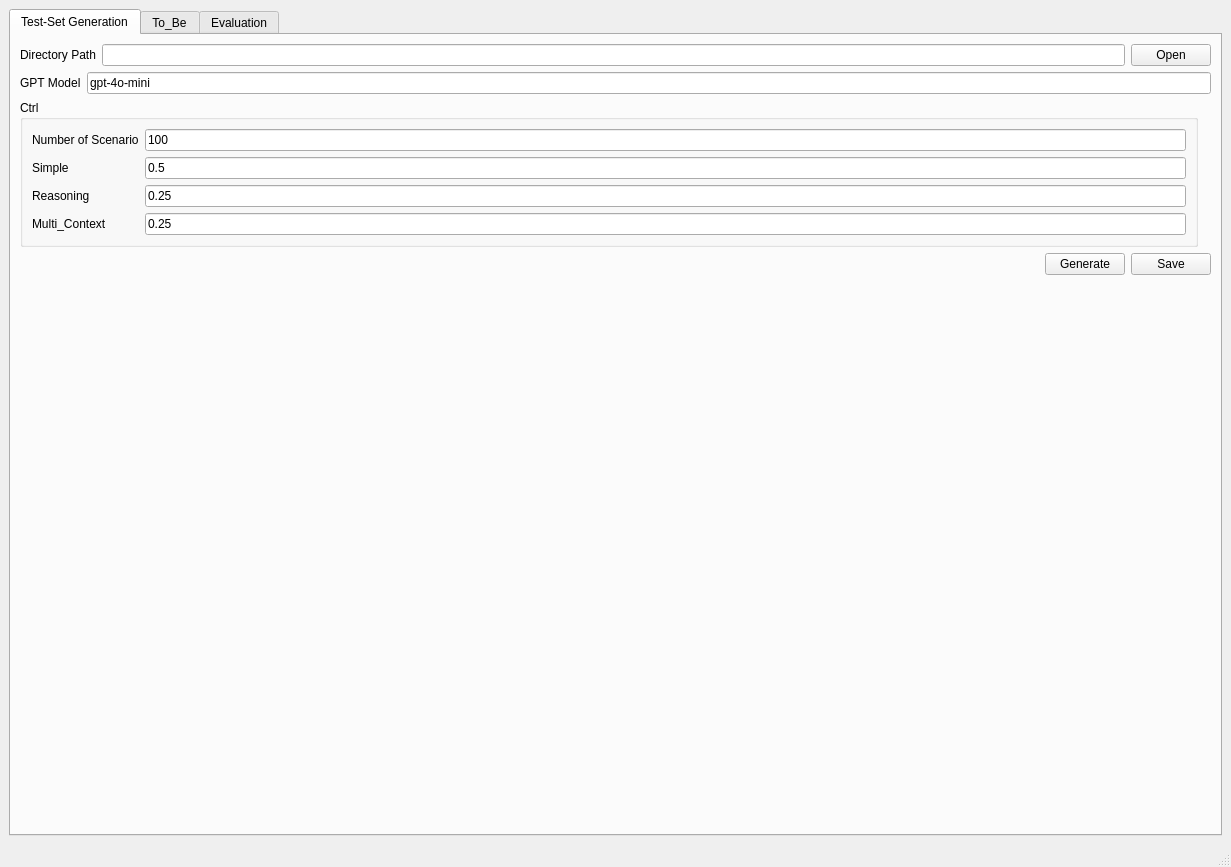
This is chatgpt_performance_metric/ui_designer/main_frame.ui in tom-shin/perf_metric as Qt 5 draws it before an edit. The edited form follows.
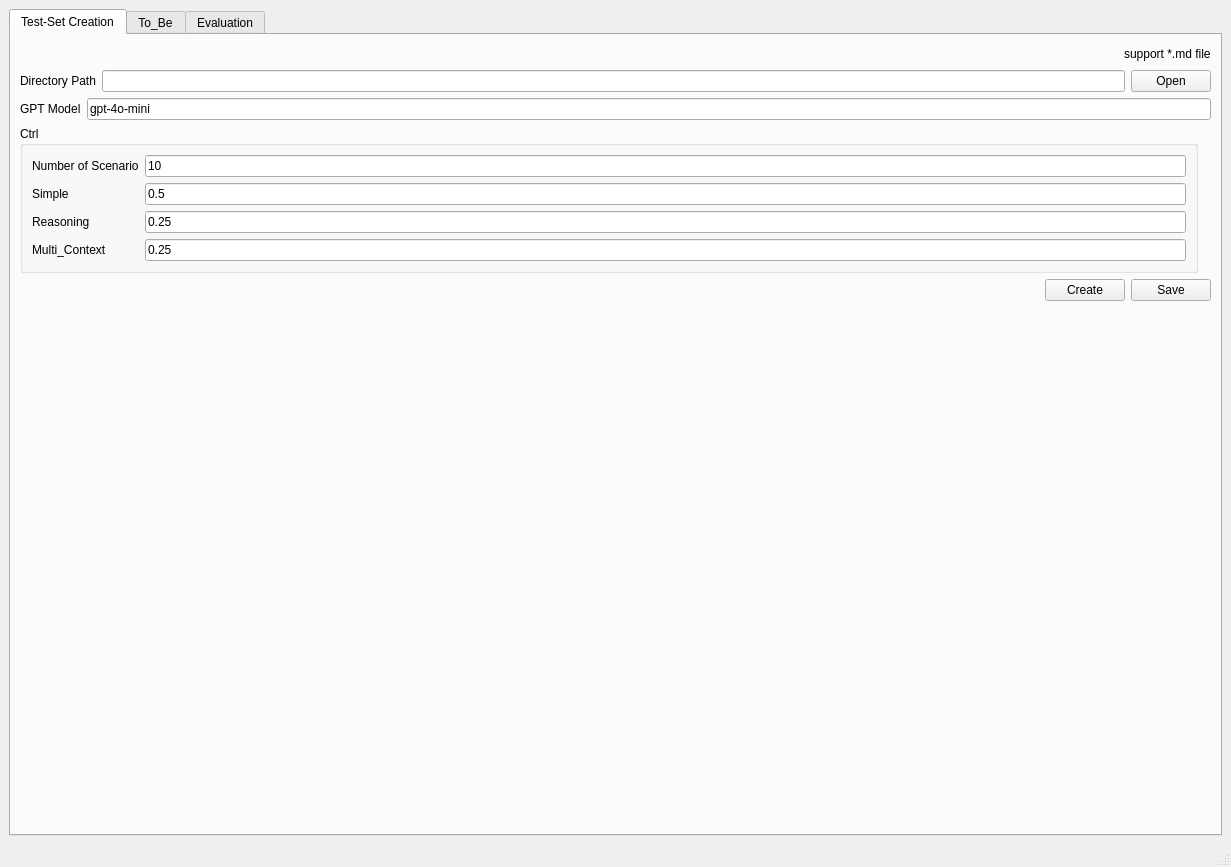
This is the edited form.

Patch:
```diff
--- a/chatgpt_performance_metric/ui_designer/main_frame.ui
+++ b/chatgpt_performance_metric/ui_designer/main_frame.ui
@@ -22,9 +22,33 @@
       </property>
       <widget class="QWidget" name="tab">
        <attribute name="title">
-        <string>Test-Set Generation</string>
+        <string>Test-Set Creation</string>
        </attribute>
        <layout class="QVBoxLayout" name="verticalLayout_3">
+        <item>
+         <layout class="QHBoxLayout" name="horizontalLayout_9">
+          <item>
+           <spacer name="horizontalSpacer_3">
+            <property name="orientation">
+             <enum>Qt::Horizontal</enum>
+            </property>
+            <property name="sizeHint" stdset="0">
+             <size>
+              <width>40</width>
+              <height>20</height>
+             </size>
+            </property>
+           </spacer>
+          </item>
+          <item>
+           <widget class="QLabel" name="label_12">
+            <property name="text">
+             <string>support *.md file</string>
+            </property>
+           </widget>
+          </item>
+         </layout>
+        </item>
         <item>
          <layout class="QHBoxLayout" name="horizontalLayout_7">
           <item>
@@ -60,6 +84,9 @@
             <property name="text">
              <string>gpt-4o-mini</string>
             </property>
+            <property name="readOnly">
+             <bool>true</bool>
+            </property>
            </widget>
           </item>
          </layout>
@@ -77,7 +104,7 @@
                <item row="0" column="1">
                 <widget class="QLineEdit" name="n_lineEdit">
                  <property name="text">
-                  <string>100</string>
+                  <string>10</string>
                  </property>
                 </widget>
                </item>
@@ -162,7 +189,7 @@
           <item>
            <widget class="QPushButton" name="gengenpushButton">
             <property name="text">
-             <string>Generate</string>
+             <string>Create</string>
             </property>
            </widget>
           </item>
```
Left out of the diff: 6 changed lines with no effect on the pictures.
